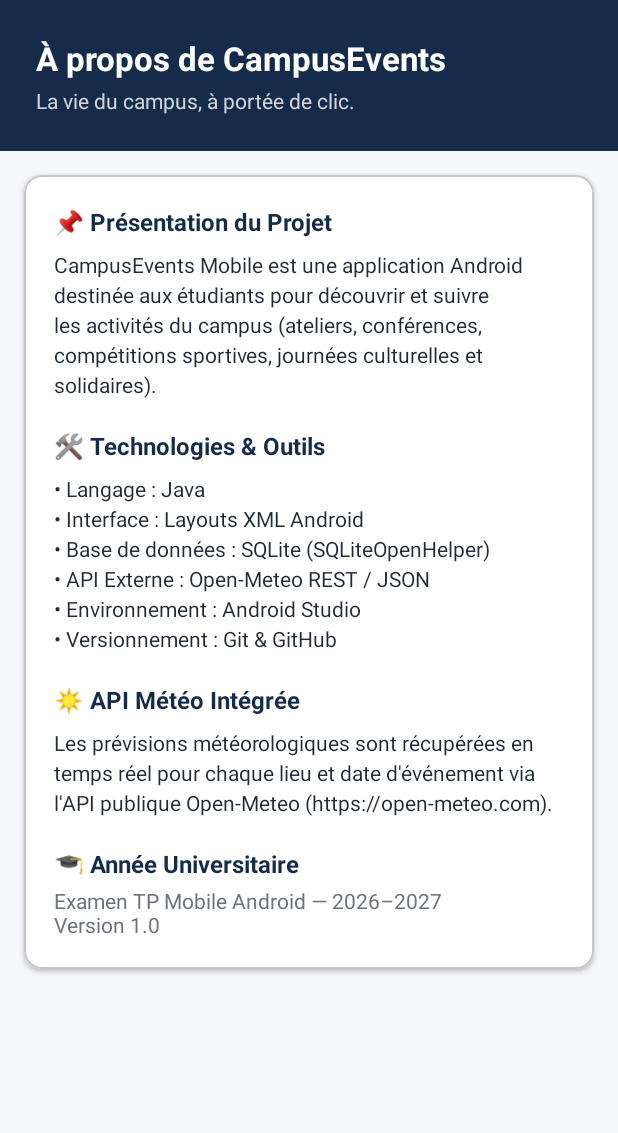
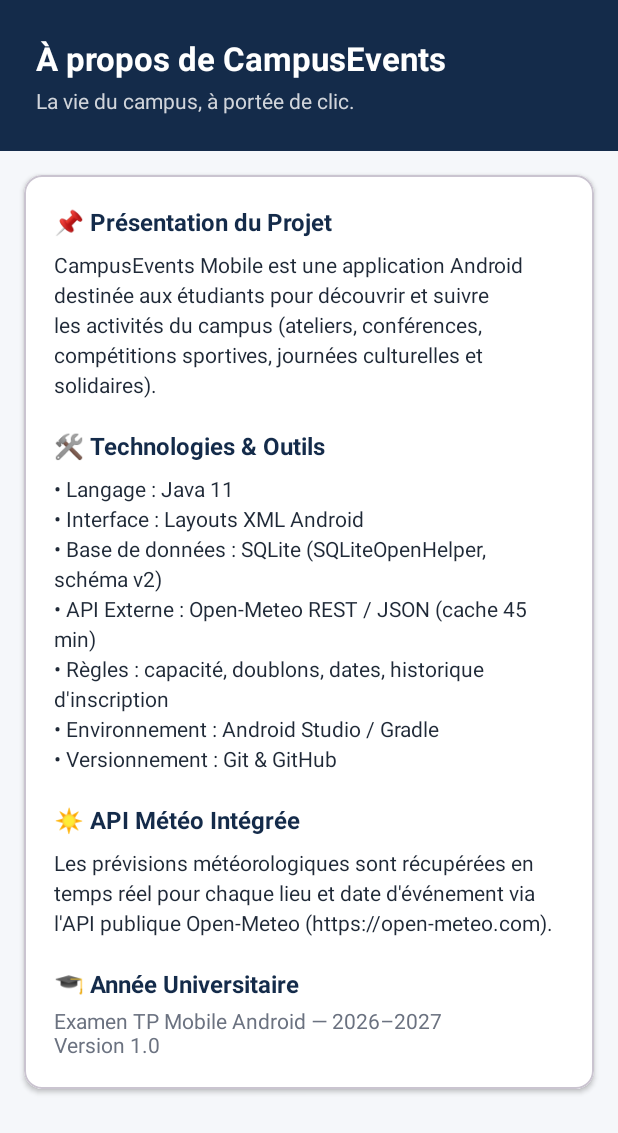
Before and after one commit to amenikochbati/CompusEvent, an Android app: the AboutActivity screen opened directly, with no data from a screen before it, on a phone screen of 412 x 824 dp. Shown: the top 1133 px of the screen. Run offline under Robolectric (Android 15) with nearby library versions, the phone set to English and light mode, and no system bars.

Commit message:
Document architecture, business rules, test scenarios and update About screen

```diff
--- a/app/src/main/res/layout/activity_about.xml
+++ b/app/src/main/res/layout/activity_about.xml
@@ -85,7 +85,7 @@
                     android:lineSpacingExtra="4dp"
                     android:textColor="@color/text_dark"
                     android:textSize="14sp"
-                    android:text="• Langage : Java\n• Interface : Layouts XML Android\n• Base de données : SQLite (SQLiteOpenHelper)\n• API Externe : Open-Meteo REST / JSON\n• Environnement : Android Studio\n• Versionnement : Git &amp; GitHub" />
+                    android:text="• Langage : Java 11\n• Interface : Layouts XML Android\n• Base de données : SQLite (SQLiteOpenHelper, schéma v2)\n• API Externe : Open-Meteo REST / JSON (cache 45 min)\n• Règles : capacité, doublons, dates, historique d'inscription\n• Environnement : Android Studio / Gradle\n• Versionnement : Git &amp; GitHub" />
 
                 <TextView
                     android:layout_width="wrap_content"
```
Also changed, not shown: 2 other files.
